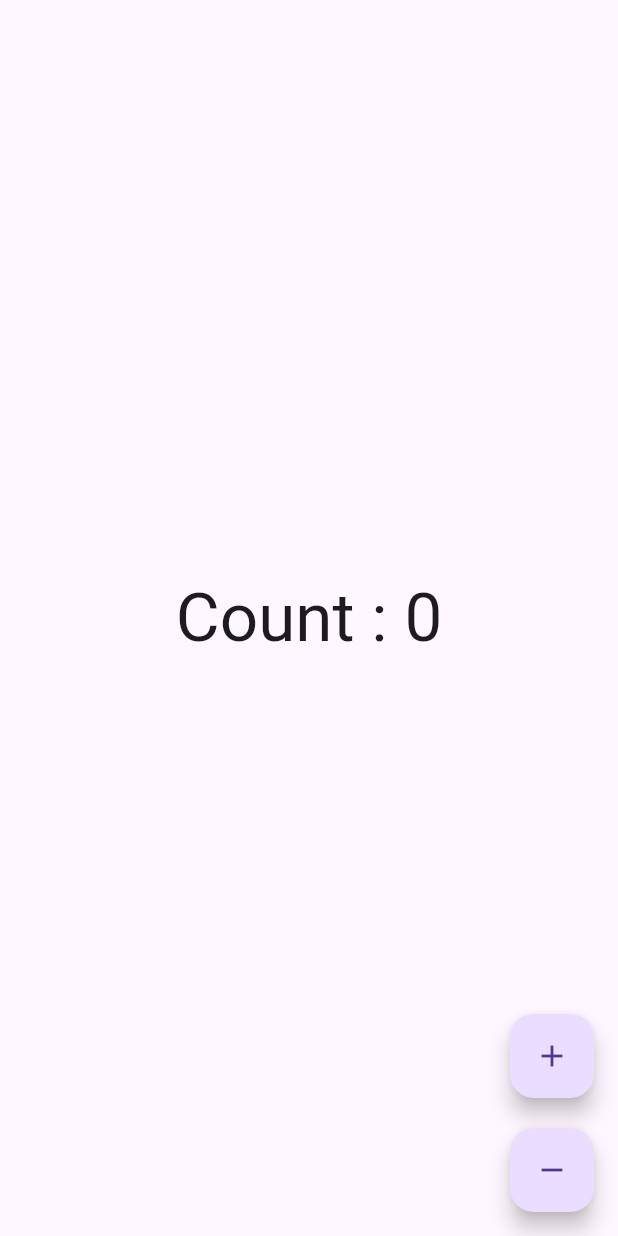
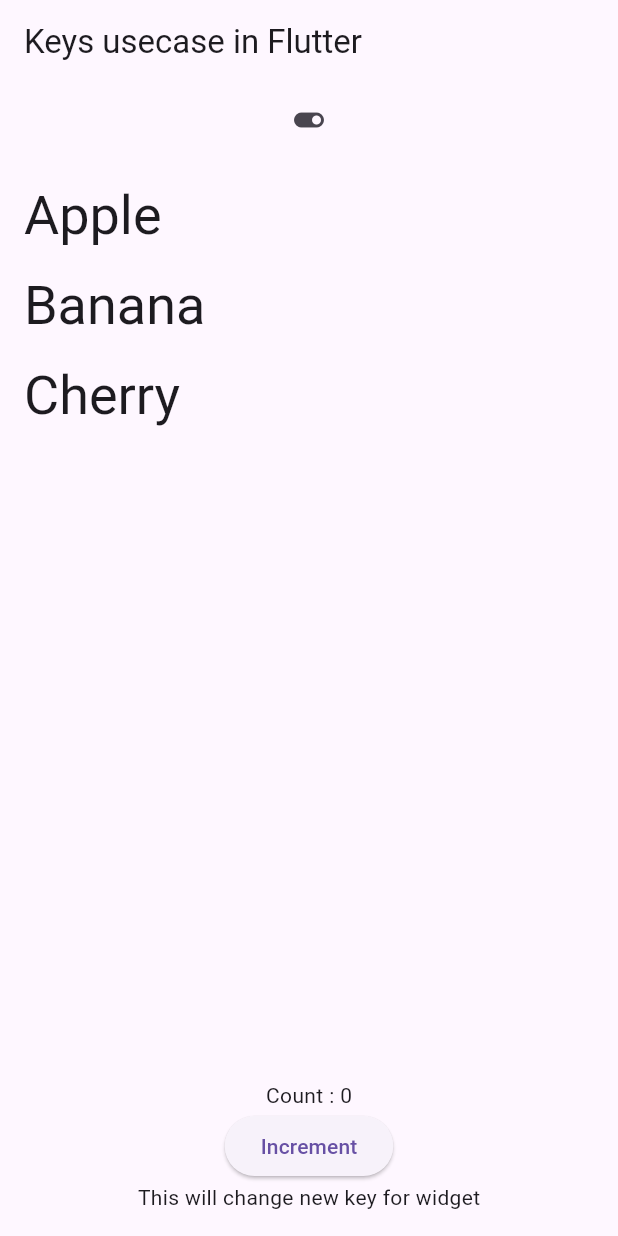
Before and after one commit to sushantebp/flutter_docs_part_1, a Flutter app: the screen it shows after launch, on a phone screen of 412 x 824 dp. Run offline on Flutter 3.47's test engine with Material 3 defaults, Android fonts, the phone set to English and light mode, and no system bars.

Commit message:
feat(keys):usecase of keys in flutter

```diff
--- a/lib/main.dart
+++ b/lib/main.dart
@@ -1,5 +1,5 @@
 import 'package:flutter/material.dart';
-import 'package:learn_app/pages/state_manage_example_page.dart';
+import 'package:learn_app/pages/keys_usecase_page.dart';
 
 void main(List<String> args) {
   runApp(const ButtonTypeApp());
@@ -10,6 +10,6 @@ class ButtonTypeApp extends StatelessWidget {
 
   @override
   Widget build(BuildContext context) {
-    return MaterialApp(home: const StateManageExamplePage());
+    return MaterialApp(home: const KeysUsecasePage());
   }
 }
--- /dev/null
+++ b/lib/pages/keys_usecase_page.dart
@@ -0,0 +1,83 @@
+import 'package:flutter/material.dart';
+
+class KeysUsecasePage extends StatefulWidget {
+  const KeysUsecasePage({super.key});
+
+  @override
+  State<KeysUsecasePage> createState() => _KeysUsecasePageState();
+}
+
+class _KeysUsecasePageState extends State<KeysUsecasePage> {
+  final List<String> _items = ["Apple", "Banana", "Cherry"];
+  final PageStorageBucket _bucket = PageStorageBucket();
+  bool isToggle = false;
+  @override
+  Widget build(BuildContext context) {
+    return Scaffold(
+      appBar: AppBar(title: const Text('Keys usecase in Flutter')),
+      body: Column(
+        children: <Widget>[
+          // on toggling using new keys widget are emits
+          IconButton(
+            onPressed: () => setState(() => isToggle = !isToggle),
+            icon: Icon(isToggle ? Icons.toggle_off : Icons.toggle_on),
+          ),
+          const SizedBox(height: 10),
+          Expanded(
+            child: PageStorage(
+              bucket: _bucket,
+              child: ListView.builder(
+                // local kyes use for page storage to defgine those itesm
+                key: const PageStorageKey("fruitsListView"),
+                itemCount: _items.length,
+                itemBuilder: (BuildContext context, int index) {
+                  final item = _items[index];
+                  return ListTile(
+                    // this use of key
+                    key: ObjectKey(item),
+                    title: Text(
+                      item,
+                      style: Theme.of(context).textTheme.displaySmall,
+                    ),
+                  );
+                },
+              ),
+            ),
+          ),
+          const SizedBox(height: 10),
+          Container(
+            padding: const EdgeInsets.all(16.0),
+            child: isToggle
+                ? UniqueKeyWidget(key: UniqueKey())
+                : UniqueKeyWidget(key: UniqueKey()),
+          ),
+        ],
+      ),
+    );
+  }
+}
+
+class UniqueKeyWidget extends StatefulWidget {
+  const UniqueKeyWidget({super.key});
+
+  @override
+  State<UniqueKeyWidget> createState() => _UniqueKeyWidgetState();
+}
+
+class _UniqueKeyWidgetState extends State<UniqueKeyWidget> {
+  int _count = 0;
+
+  @override
+  Widget build(BuildContext context) {
+    return Column(
+      children: [
+        Text('Count : $_count'),
+        ElevatedButton(
+          onPressed: () => setState(() => ++_count),
+          child: const Text('Increment'),
+        ),
+        const Text('This will change new key for widget'),
+      ],
+    );
+  }
+}
```
